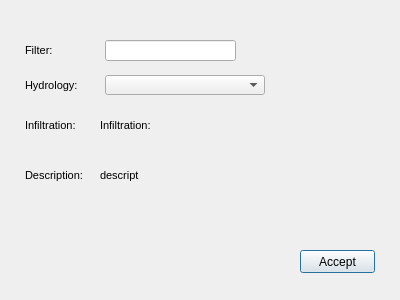
Above: ui/hydrology_selector.ui from Giswater/giswater_qgis_plugin before the change. Below: the same form after it.
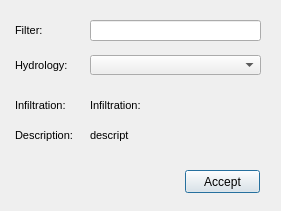
That is the form after the change.

Commit message: #173 Set title to forms Arrange widgets

Patch:
```diff
--- a/ui/hydrology_selector.ui
+++ b/ui/hydrology_selector.ui
@@ -6,8 +6,8 @@
    <rect>
     <x>0</x>
     <y>0</y>
-    <width>400</width>
-    <height>300</height>
+    <width>281</width>
+    <height>211</height>
    </rect>
   </property>
   <property name="windowTitle">
@@ -16,9 +16,9 @@
   <widget class="QLineEdit" name="txt_name">
    <property name="geometry">
     <rect>
-     <x>105</x>
-     <y>40</y>
-     <width>131</width>
+     <x>90</x>
+     <y>20</y>
+     <width>171</width>
      <height>21</height>
     </rect>
    </property>
@@ -29,9 +29,9 @@
   <widget class="QComboBox" name="hydrology">
    <property name="geometry">
     <rect>
-     <x>105</x>
-     <y>75</y>
-     <width>160</width>
+     <x>90</x>
+     <y>55</y>
+     <width>171</width>
      <height>20</height>
     </rect>
    </property>
@@ -39,8 +39,8 @@
   <widget class="QLabel" name="label_chamber_est_top_elev">
    <property name="geometry">
     <rect>
-     <x>25</x>
-     <y>115</y>
+     <x>15</x>
+     <y>95</y>
      <width>66</width>
      <height>21</height>
     </rect>
@@ -75,10 +75,10 @@
   <widget class="QLabel" name="label_chamber_est_top_elev_2">
    <property name="geometry">
     <rect>
-     <x>25</x>
-     <y>155</y>
+     <x>15</x>
+     <y>120</y>
      <width>66</width>
-     <height>41</height>
+     <height>31</height>
     </rect>
    </property>
    <property name="font">
@@ -111,8 +111,8 @@
   <widget class="QLabel" name="label_chamber_est_top_elev_3">
    <property name="geometry">
     <rect>
-     <x>25</x>
-     <y>40</y>
+     <x>15</x>
+     <y>20</y>
      <width>56</width>
      <height>21</height>
     </rect>
@@ -147,9 +147,9 @@
   <widget class="QLabel" name="label_chamber_est_top_elev_4">
    <property name="geometry">
     <rect>
-     <x>25</x>
-     <y>75</y>
-     <width>56</width>
+     <x>15</x>
+     <y>55</y>
+     <width>61</width>
      <height>21</height>
     </rect>
    </property>
@@ -183,9 +183,9 @@
   <widget class="QLabel" name="infiltration">
    <property name="geometry">
     <rect>
-     <x>100</x>
-     <y>110</y>
-     <width>66</width>
+     <x>90</x>
+     <y>90</y>
+     <width>211</width>
      <height>31</height>
     </rect>
    </property>
@@ -219,10 +219,10 @@
   <widget class="QLabel" name="descript">
    <property name="geometry">
     <rect>
-     <x>100</x>
-     <y>140</y>
-     <width>281</width>
-     <height>71</height>
+     <x>90</x>
+     <y>120</y>
+     <width>201</width>
+     <height>31</height>
     </rect>
    </property>
    <property name="font">
@@ -255,8 +255,8 @@
   <widget class="QPushButton" name="btn_accept">
    <property name="geometry">
     <rect>
-     <x>300</x>
-     <y>250</y>
+     <x>185</x>
+     <y>170</y>
      <width>75</width>
      <height>23</height>
     </rect>
```
Left out of the diff: 2 changed lines with no effect on the pictures. The commit also changes 6 other files.
